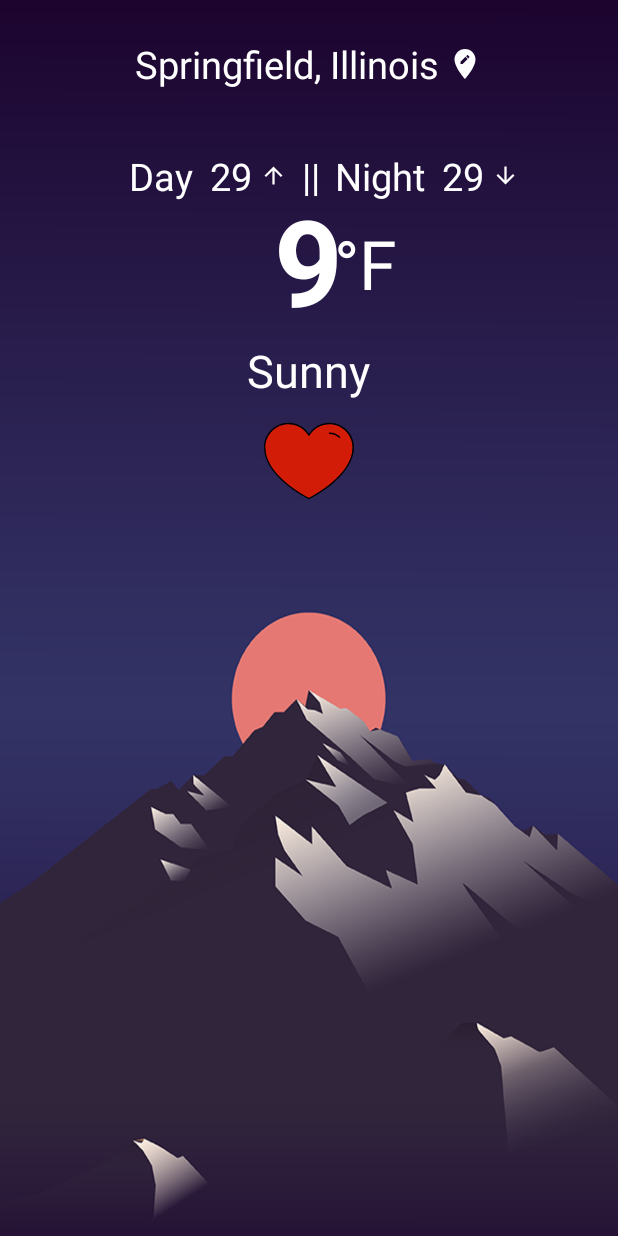
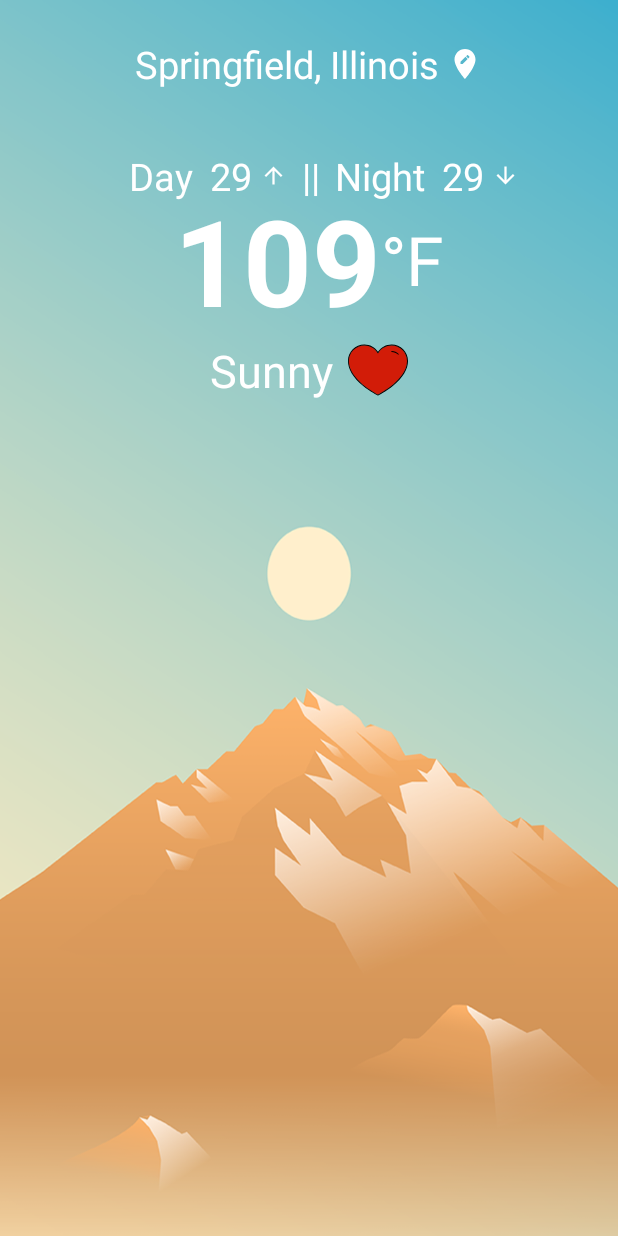
Before and after one commit to Abhishekds94/Amply-Weather, an Android app: the screen it shows after launch (DashboardActivity), on a phone screen of 412 x 824 dp. Run offline under Robolectric (Android 15) with nearby library versions, the phone set to English and light mode, and no system bars; our stand-ins replace AdMob, Picasso, Volley; libraries missing offline, so code that uses them is left out: com.zhy.http; pictures from the network do not load; Roboto replaces fonts that are not available here; 1 statement that could not run was skipped.

Commit message:
Updated Dashboard UI

```diff
--- a/app/src/main/java/com/abhishek/amplyweather/DashboardActivity.java
+++ b/app/src/main/java/com/abhishek/amplyweather/DashboardActivity.java
@@ -9,6 +9,7 @@ import android.view.Window;
 import android.view.WindowManager;
 import android.widget.FrameLayout;
 import android.widget.ImageView;
+import android.widget.RelativeLayout;
 import android.widget.TextView;
 import android.widget.Toast;
 
@@ -25,8 +26,11 @@ import org.json.JSONArray;
 import org.json.JSONException;
 import org.json.JSONObject;
 
+import java.util.Calendar;
+
 import androidx.annotation.Nullable;
 import androidx.appcompat.app.AppCompatActivity;
+import androidx.core.content.ContextCompat;
 
 public class DashboardActivity extends AppCompatActivity {
 
@@ -43,6 +47,8 @@ public class DashboardActivity extends AppCompatActivity {
     private TextView tv_currWeather;
 
     private AdView mAdView;
+
+    RelativeLayout DashboardBg;
 
     @Override
     protected void onCreate(Bundle savedInstanceState) {
@@ -86,6 +92,23 @@ public class DashboardActivity extends AppCompatActivity {
         ((FrameLayout)adContainer).addView(mAdView);
         AdRequest adRequest = new AdRequest.Builder().build();
         mAdView.loadAd(adRequest);
+
+        //Get the current system time
+        Calendar c = Calendar.getInstance();
+        int timeOfDay = c.get(Calendar.HOUR_OF_DAY);
+
+        DashboardBg = (RelativeLayout) findViewById(R.id.activity_dashboard);
+
+        //Check if the time is in between 6.00 hours and 14.00 hours and set morning BG
+        if (timeOfDay >= 6 && timeOfDay < 14) {
+            DashboardBg.setBackground(ContextCompat.getDrawable(this, R.drawable.morn));
+            //Check if the time is in between 14.00 hours and 19.00 hours and set noon BG
+        } else if (timeOfDay >= 14 && timeOfDay < 19) {
+            DashboardBg.setBackground(ContextCompat.getDrawable(this, R.drawable.eve));
+            //Check if the time is in between 19.00 hours and 6.00 hours and set night BG
+        } else if (timeOfDay >= 19 && timeOfDay < 6) {
+            DashboardBg.setBackground(ContextCompat.getDrawable(this, R.drawable.night));
+        }
 
     }
 
--- a/app/src/main/res/layout/activity_dashboard.xml
+++ b/app/src/main/res/layout/activity_dashboard.xml
@@ -142,11 +142,13 @@
 
     </LinearLayout>
 
-    <RelativeLayout
+    <LinearLayout
         android:id="@+id/rl_temp"
+        android:orientation="horizontal"
         android:layout_width="match_parent"
         android:layout_height="wrap_content"
-        android:layout_marginTop="120dp">
+        android:layout_marginTop="120dp"
+        android:gravity="center">
 
         <TextView
             android:id="@+id/tv_currTemp"
@@ -154,10 +156,11 @@
             android:layout_height="wrap_content"
             android:layout_centerHorizontal="true"
             android:fontFamily="@font/alegreya_sans"
-            android:text="9"
+            android:text="109"
             android:textColor="#fff"
             android:textSize="80sp"
-            android:textStyle="bold" />
+            android:textStyle="bold"
+            android:gravity="center"/>
 
         <TextView
             android:id="@+id/tv_degFar"
@@ -165,14 +168,20 @@
             android:layout_height="wrap_content"
             android:text="\u00B0F"
             android:gravity="center"
-            android:layout_marginTop="25dp"
             android:fontFamily="@font/alegreya_sans_light"
             android:textColor="#fff"
-            android:textSize="45sp"
-            android:layout_marginLeft="40dp"
-            android:layout_alignLeft="@+id/tv_currTemp"/>
+            android:textSize="45sp"/>
 
-    </RelativeLayout>
+    </LinearLayout>
+
+
+    <LinearLayout
+        android:id="@+id/ll_currWeather"
+        android:orientation="horizontal"
+        android:layout_width="match_parent"
+        android:layout_height="wrap_content"
+        android:layout_below="@+id/rl_temp"
+        android:gravity="center">
 
         <TextView
             android:id="@+id/tv_currWeather"
@@ -187,12 +196,14 @@
 
         <ImageView
             android:id="@+id/img_icon"
-        android:layout_width="60dp"
-        android:layout_height="60dp"
+            android:layout_width="40dp"
+            android:layout_height="40dp"
             android:src="@drawable/ic_heart"
+            android:layout_marginLeft="10dp"
             android:layout_below="@+id/tv_currWeather"
-        android:layout_centerHorizontal="true"
-        android:layout_marginTop="10dp"/>
+            android:layout_centerHorizontal="true"/>
+
+    </LinearLayout>
 
     <FrameLayout
         android:visibility="gone"
```
Lines whose indentation alone changed are shown as unchanged.
